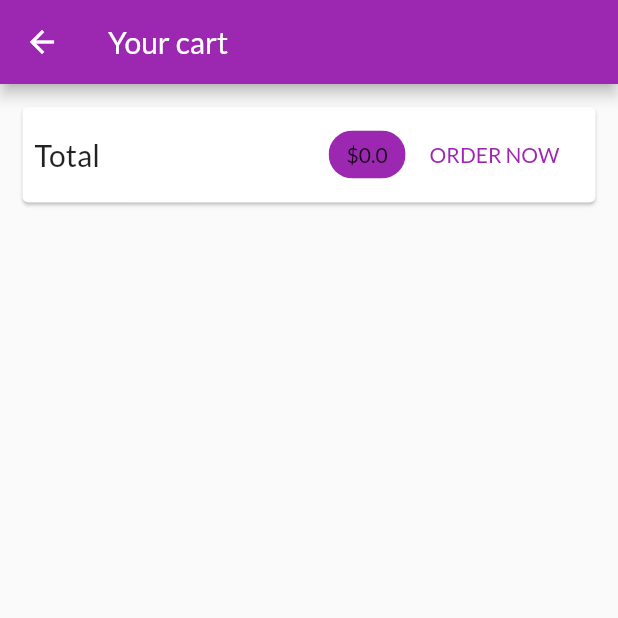
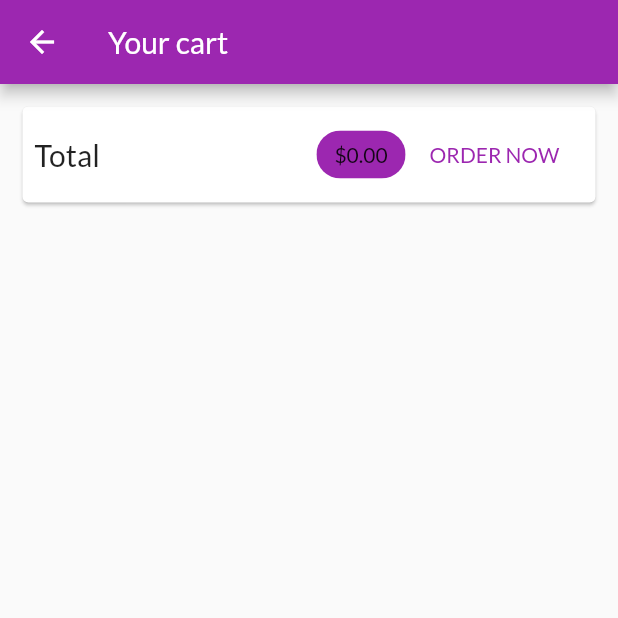
Before and after one commit to ramilsalihar/Shop-App, a Flutter app: the CartScreen screen opened by its route, after a tap on "ORDER NOW", on a phone screen of 412 x 824 dp, the top half of it. Run offline on Flutter 3.47's test engine with Material 2 defaults, Android fonts, the phone set to English and light mode, and no system bars; network calls fail.

```diff
--- a/lib/main.dart
+++ b/lib/main.dart
@@ -1,6 +1,8 @@
 import 'package:flutter/material.dart';
 import 'package:shop_app/providers/cart.dart';
+import 'package:shop_app/providers/orders.dart';
 import 'package:shop_app/screens/cart_screen.dart';
+import 'package:shop_app/screens/orders_screen.dart';
 import 'package:shop_app/screens/product_detail_screen.dart';
 import './screens/products_overview_screen.dart';
 import './providers/products.dart';
@@ -23,6 +25,9 @@ class MyApp extends StatelessWidget {
         ChangeNotifierProvider(
           create: (ctx) => Cart(),
         ),
+        ChangeNotifierProvider(
+          create: (ctx) => Orders(),
+        )
       ],
       child: MaterialApp(
         title: 'Flutter Demo',
@@ -35,6 +40,7 @@ class MyApp extends StatelessWidget {
         routes: {
           ProductDetailScreen.routeName: (ctx) => ProductDetailScreen(),
           CartScreen.routeName: (ctx) => CartScreen(),
+          OrdersScreen.routeName: (ctx) => OrdersScreen(),
         },
       ),
     );
--- a/lib/providers/cart.dart
+++ b/lib/providers/cart.dart
@@ -67,4 +67,9 @@ class Cart with ChangeNotifier {
     _items!.remove(productId);
     notifyListeners();
   }
+
+  void clear(){
+    _items = {};
+    notifyListeners();
+  }
 }
--- /dev/null
+++ b/lib/providers/orders.dart
@@ -0,0 +1,37 @@
+import 'package:flutter/foundation.dart';
+import '../providers/cart.dart';
+
+class OrderItem {
+  final String id;
+  final double amount;
+  final List<CartItem> products;
+  final DateTime dateTime;
+
+  OrderItem({
+    required this.id,
+    required this.amount,
+    required this.products,
+    required this.dateTime,
+  });
+}
+
+class Orders with ChangeNotifier {
+  List<OrderItem> _orders = [];
+
+  List<OrderItem> get orders {
+    return [..._orders];
+  }
+
+  void addOrder(List<CartItem> cartProducts, double total) {
+    _orders.insert(
+        0,
+        OrderItem(
+          id: DateTime.now().toString(),
+          amount: total,
+          products: cartProducts,
+          dateTime: DateTime.now(),
+        ),
+    );
+    notifyListeners();
+  }
+}
--- a/lib/screens/cart_screen.dart
+++ b/lib/screens/cart_screen.dart
@@ -2,6 +2,7 @@ import 'package:flutter/material.dart';
 import 'package:provider/provider.dart';
 import '../providers/cart.dart' show Cart;
 import '../widgets/cart_item.dart' as ci;
+import '../providers/orders.dart';
 
 class CartScreen extends StatelessWidget {
   const CartScreen({Key? key}) : super(key: key);
@@ -31,12 +32,21 @@ class CartScreen extends StatelessWidget {
                   const Spacer(),
                   Chip(
                     label: Text(
-                      '\$${cart.totalAmount}',
+                      '\$${cart.totalAmount.toStringAsFixed(2)}',
                     ),
                     backgroundColor: Theme.of(context).colorScheme.primary,
                   ),
                   FlatButton(
-                    onPressed: () {},
+                    onPressed: () {
+                      Provider.of<Orders>(
+                        context,
+                        listen: false,
+                      ).addOrder(
+                        cart.items.values.toList(),
+                        cart.totalAmount,
+                      );
+                      cart.clear();
+                    },
                     textColor: Theme.of(context).colorScheme.primary,
                     child: const Text('ORDER NOW'),
                   )
--- /dev/null
+++ b/lib/screens/orders_screen.dart
@@ -0,0 +1,26 @@
+import 'package:flutter/material.dart';
+import 'package:provider/provider.dart';
+import 'package:shop_app/widgets/app_drawer.dart';
+import '../providers/orders.dart' show Orders;
+import '../widgets/order_item.dart';
+
+class OrdersScreen extends StatelessWidget {
+  const OrdersScreen({Key? key}) : super(key: key);
+  static const routeName = '/orders';
+
+  @override
+  Widget build(BuildContext context) {
+    final orderData = Provider.of<Orders>(context);
+
+    return Scaffold(
+      appBar: AppBar(
+        title: Text('Your Orders'),
+      ),
+      drawer: AppDrawer(),
+      body: ListView.builder(
+        itemBuilder: (ctx, i) => OrderItem(order: orderData.orders[i]),
+        itemCount: orderData.orders.length,
+      ),
+    );
+  }
+}
--- a/lib/screens/products_overview_screen.dart
+++ b/lib/screens/products_overview_screen.dart
@@ -1,6 +1,7 @@
 import 'package:flutter/material.dart';
 import 'package:provider/provider.dart';
 import 'package:shop_app/screens/cart_screen.dart';
+import 'package:shop_app/widgets/app_drawer.dart';
 import 'package:shop_app/widgets/products_grid.dart';
 import '../widgets/badge.dart';
 import '../providers/cart.dart';
@@ -69,6 +70,7 @@ class _ProductsOverviewScreenState extends State<ProductsOverviewScreen> {
           ),
         ],
       ),
+      drawer: AppDrawer(),
       body: ProductsGrid(_showFavoriteOnly),
     );
   }
--- a/lib/widgets/cart_item.dart
+++ b/lib/widgets/cart_item.dart
@@ -20,7 +20,7 @@ class CartItem extends StatelessWidget {
   @override
   Widget build(BuildContext context) {
     return Dismissible(
-      key: ValueKey(id),
+      key: UniqueKey(),
       background: Container(
         color: Theme.of(context).errorColor,
         alignment: Alignment.centerRight,
--- /dev/null
+++ b/lib/widgets/order_item.dart
@@ -0,0 +1,67 @@
+import 'package:flutter/material.dart';
+import 'package:shop_app/providers/orders.dart' as ord;
+import 'package:intl/intl.dart';
+import 'dart:math';
+
+class OrderItem extends StatefulWidget {
+  const OrderItem({Key? key, required this.order}) : super(key: key);
+
+  final ord.OrderItem order;
+
+  @override
+  State<OrderItem> createState() => _OrderItemState();
+}
+
+class _OrderItemState extends State<OrderItem> {
+  var _expanded = false;
+
+  @override
+  Widget build(BuildContext context) {
+    return Card(
+      margin: const EdgeInsets.all(10),
+      child: Column(
+        children: [
+          ListTile(
+            title: Text('\$${widget.order.amount}'),
+            subtitle: Text(
+                DateFormat('dd MM yyyy hh:mm').format(widget.order.dateTime)),
+            trailing: IconButton(
+              icon: Icon(_expanded ? Icons.expand_less : Icons.expand_more),
+              onPressed: () {
+                setState(() {
+                  _expanded = !_expanded;
+                });
+              },
+            ),
+          ),
+          if (_expanded)
+          Container(
+            padding: const EdgeInsets.symmetric(
+              horizontal: 15,
+              vertical: 4,
+            ),
+            height: min(widget.order.products.length * 20 + 10, 100),
+            child: ListView(
+              children: [
+                widget.order.products.map((prod) => Row(
+                  children: [
+                    Text(
+                      prod.title,
+                      style: const TextStyle(
+                          fontSize: 18, fontWeight: FontWeight.bold),
+                    ),
+                    Text(
+                      '${prod.quantity}x \$${prod.price}',
+                      style:
+                      const TextStyle(fontSize: 18, color: Colors.grey),
+                    )
+                  ],
+                )).toList() as Widget,
+              ],
+            ),
+          ),
+        ],
+      ),
+    );
+  }
+}
--- a/pubspec.yaml
+++ b/pubspec.yaml
@@ -35,6 +35,7 @@ dependencies:
   # Use with the CupertinoIcons class for iOS style icons.
   cupertino_icons: ^1.0.2
   provider: ^6.0.3
+  intl: ^0.17.0
 
 dev_dependencies:
   flutter_test:
```
Also changed, not shown: lib/widgets/app_drawer.dart (added, +36 -0 lines), pubspec.lock.
